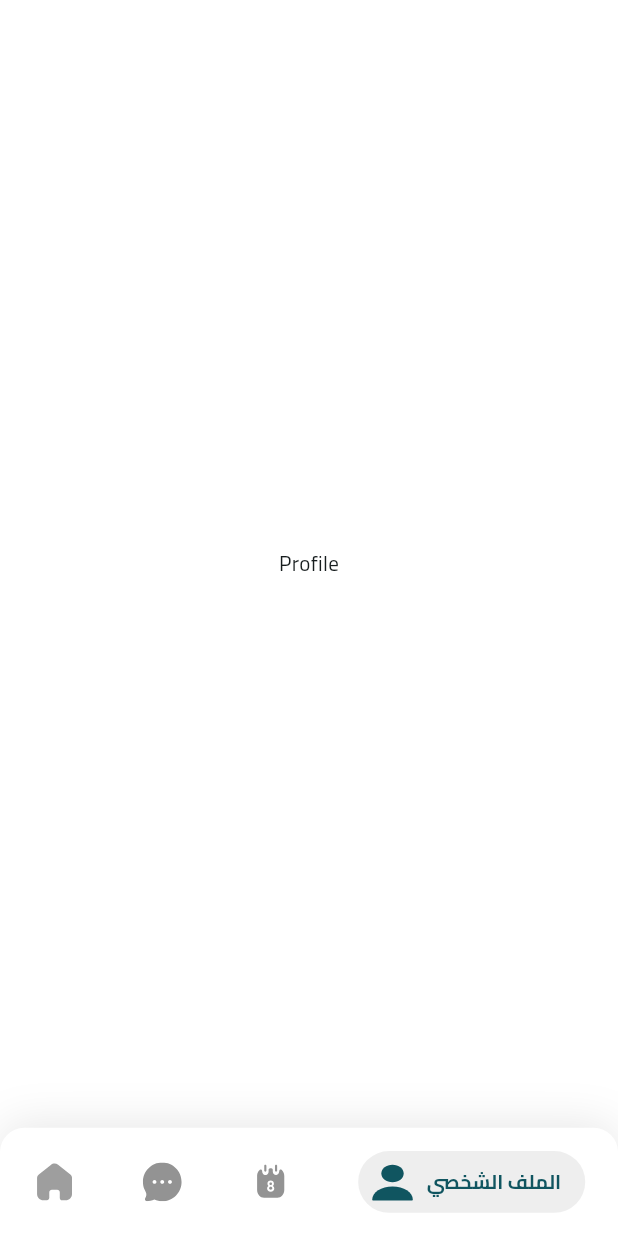
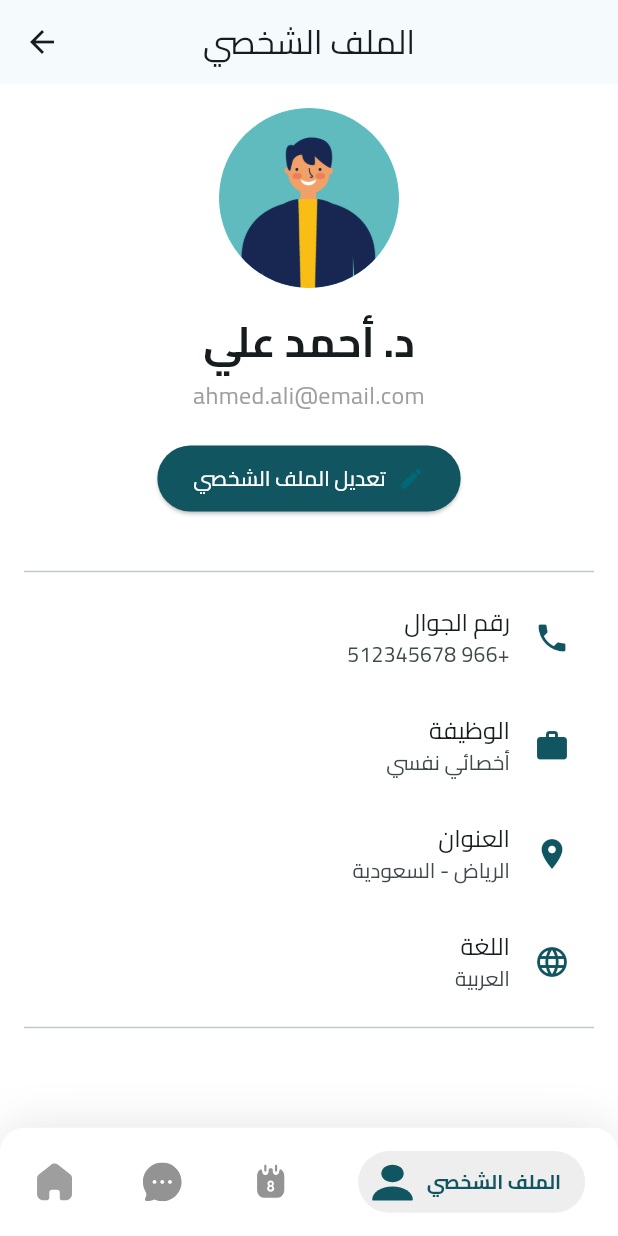
Before and after one commit to Roqyamohmad/nafsia_doctor_app, a Flutter app: the MainView screen opened by its route, item 4 of the bottom bar chosen, on a phone screen of 412 x 824 dp. Run offline on Flutter 3.47's test engine with Material 3 defaults, Android fonts, the light colour scheme and no system bars; our stand-ins replace dartz, firebase_auth, flutter_screenutil, flutter_svg, image_picker, skeletonizer; missing offline and left inert: flutter_material_pickers; accounts and stored records are empty; project files that could hold a hidden picture were left out.

Commit message:
finish ui for profile

```diff
--- a/lib/core/helper_functions/on_generate_routes.dart
+++ b/lib/core/helper_functions/on_generate_routes.dart
@@ -1,5 +1,4 @@
 import 'package:flutter/material.dart';
-import 'package:flutter/widgets.dart';
 
 import 'package:nafsia_app/features/Home/presentation/views/main_view.dart'
     show MainView;
--- a/lib/core/widgets/custom_text_field.dart
+++ b/lib/core/widgets/custom_text_field.dart
@@ -1,9 +1,8 @@
 import 'package:flutter/material.dart';
-import 'package:flutter/widgets.dart';
 import 'package:nafsia_app/core/utils/app_text_styles.dart';
 
 class CustomTextFormField extends StatelessWidget {
-  CustomTextFormField({
+  const CustomTextFormField({
     super.key,
     required this.labelText,
     required this.textInputType,
--- a/lib/features/Home/presentation/views/appointments_view_widgets/info_row.dart
+++ b/lib/features/Home/presentation/views/appointments_view_widgets/info_row.dart
@@ -1,5 +1,4 @@
 import 'package:flutter/material.dart';
-import 'package:flutter/widgets.dart';
 import 'package:flutter_screenutil/flutter_screenutil.dart';
 
 Widget infoRow(IconData icon, String text) {
--- a/lib/features/Home/presentation/views/chats_view_widgets/seat_selection.dart
+++ b/lib/features/Home/presentation/views/chats_view_widgets/seat_selection.dart
@@ -22,6 +22,7 @@ class SeatSelection extends StatelessWidget {
         borderRadius: BorderRadius.circular(16),
         boxShadow: [
           BoxShadow(
+            // ignore: deprecated_member_use
             color: Colors.black.withOpacity(0.1),
             blurRadius: 8,
             offset: const Offset(0, 4),
--- a/lib/features/Home/presentation/views/chats_view_widgets/time_selection.dart
+++ b/lib/features/Home/presentation/views/chats_view_widgets/time_selection.dart
@@ -20,6 +20,7 @@ class TimeSelection extends StatelessWidget {
         borderRadius: BorderRadius.circular(10),
         boxShadow: [
           BoxShadow(
+            // ignore: deprecated_member_use
             color: Colors.black.withOpacity(0.05),
             blurRadius: 5,
             offset: const Offset(0, 2),
--- a/lib/features/Home/presentation/views/home_view.dart
+++ b/lib/features/Home/presentation/views/home_view.dart
@@ -6,7 +6,7 @@ class HomeView extends StatelessWidget {
 
   @override
   Widget build(BuildContext context) {
-    return SafeArea(
+    return const SafeArea(
       child: HomeViewBody(),
     );
   }
--- a/lib/features/Home/presentation/views/main_view.dart
+++ b/lib/features/Home/presentation/views/main_view.dart
@@ -5,6 +5,8 @@ import 'package:nafsia_app/features/Home/presentation/views/chats_view.dart'
 import 'package:nafsia_app/features/Home/presentation/views/home_view.dart'
     show HomeView;
 import 'package:nafsia_app/features/Home/presentation/views/widget/custom_buttom_navigation_bar.dart';
+
+import 'profile_view.dart';
 
 class MainView extends StatefulWidget {
   const MainView({super.key});
@@ -37,9 +39,7 @@ class _MainViewState extends State<MainView> {
             HomeView(),
             ChatsView(),
             AppointmentsView(),
-            Center(
-              child: Text('Profile'),
-            ),
+            ProfileView(),
           ],
         ),
       ),
--- /dev/null
+++ b/lib/features/Home/presentation/views/profile_view.dart
@@ -0,0 +1,13 @@
+import 'package:flutter/material.dart';
+import 'package:nafsia_app/features/Home/presentation/views/profile_view_widgets/profile_view_body.dart';
+
+class ProfileView extends StatelessWidget {
+  const ProfileView({super.key});
+
+  @override
+  Widget build(BuildContext context) {
+    return const SafeArea(
+      child: ProfileViewBody(),
+    );
+  }
+}
--- /dev/null
+++ b/lib/features/Home/presentation/views/profile_view_widgets/build_info_tile.dart
@@ -0,0 +1,13 @@
+import 'package:flutter/material.dart' show ListTile;
+import 'package:flutter/widgets.dart';
+
+import '../../../../../core/utils/app_colors.dart';
+
+Widget buildInfoTile(IconData icon, String title, String value) {
+  return ListTile(
+    leading: Icon(icon, color: AppColors.primaryColor),
+    title: Text(title, textAlign: TextAlign.right), // لجعل النص يبدأ من اليمين
+    subtitle:
+        Text(value, textAlign: TextAlign.right), // لجعل النص يبدأ من اليمين
+  );
+}
--- /dev/null
+++ b/lib/features/Home/presentation/views/profile_view_widgets/profile_view_body.dart
@@ -0,0 +1,68 @@
+import 'package:flutter/material.dart';
+import 'package:nafsia_app/core/utils/app_colors.dart';
+import 'package:nafsia_app/core/utils/app_images.dart' show Assets;
+import 'package:nafsia_app/core/utils/app_text_styles.dart' show TextStyles;
+
+import 'build_info_tile.dart';
+
+class ProfileViewBody extends StatelessWidget {
+  const ProfileViewBody({super.key});
+
+  @override
+  Widget build(BuildContext context) {
+    return Scaffold(
+      appBar: AppBar(
+        title: const Text('الملف الشخصي'),
+        centerTitle: true,
+      ),
+      body: Directionality(
+        textDirection: TextDirection.rtl, // تحديد الاتجاه من اليمين لليسار
+        child: SingleChildScrollView(
+          padding: const EdgeInsets.all(16),
+          child: Column(
+            children: [
+              const CircleAvatar(
+                radius: 60,
+                backgroundImage:
+                    AssetImage(Assets.assetsImagesProfileTestImage),
+              ),
+              const SizedBox(height: 16),
+              const Text(
+                'د. أحمد علي',
+                style: TextStyles.bold28,
+              ),
+              const SizedBox(height: 4),
+              const Text(
+                'ahmed.ali@email.com',
+                style: TextStyle(fontSize: 16, color: Colors.grey),
+              ),
+              const SizedBox(height: 20),
+              ElevatedButton.icon(
+                onPressed: () {
+                  // انتقل إلى شاشة تعديل الملف الشخصي
+                },
+                icon: const Icon(Icons.edit),
+                label: const Text(
+                  'تعديل الملف الشخصي',
+                  style: TextStyle(color: Colors.white),
+                ),
+                style: ElevatedButton.styleFrom(
+                  padding:
+                      const EdgeInsets.symmetric(horizontal: 24, vertical: 12),
+                  backgroundColor: AppColors.primaryColor,
+                ),
+              ),
+              const SizedBox(height: 30),
+              const Divider(),
+              buildInfoTile(Icons.phone, 'رقم الجوال', '+966 512345678'),
+              buildInfoTile(Icons.work, 'الوظيفة', 'أخصائي نفسي'),
+              buildInfoTile(Icons.location_on, 'العنوان', 'الرياض - السعودية'),
+              buildInfoTile(Icons.language, 'اللغة', 'العربية'),
+              const Divider(),
+            ],
+          ),
+        ),
+      ),
+    );
+  }
+}
--- a/lib/features/auth/presentation/views/widget/reset_password_code_body.dart
+++ b/lib/features/auth/presentation/views/widget/reset_password_code_body.dart
@@ -20,7 +20,7 @@ class ResetPasswordEmailBody extends StatelessWidget {
             title: 'لقد أرسلنا بريدًا إلكترونيًا إلى y********@g****.com',
           ),
           verticalSpace(16),
-          CustomTextFormField(
+          const CustomTextFormField(
             textInputType: TextInputType.emailAddress,
             labelText: 'ادخل الرمز',
           ),
--- a/lib/features/auth/presentation/views/widget/reset_password_email_body.dart
+++ b/lib/features/auth/presentation/views/widget/reset_password_email_body.dart
@@ -18,7 +18,7 @@ class ResetPasswordEmailBody extends StatelessWidget {
             title: ' أدخل بريدك الإلكتروني لتلقي رمز إعادة التعيين',
           ),
           verticalSpace(16),
-          CustomTextFormField(
+          const CustomTextFormField(
             textInputType: TextInputType.emailAddress,
             labelText: 'البريد الإلكتروني',
           ),
--- a/lib/features/auth/presentation/views/widget/signin_view_body.dart
+++ b/lib/features/auth/presentation/views/widget/signin_view_body.dart
@@ -32,7 +32,7 @@ class SigninViewBody extends StatelessWidget {
               title: 'مرحبًا بكم في نفسية',
             ),
             verticalSpace(20),
-            CustomTextFormField(
+            const CustomTextFormField(
               // hintText: 'البريد الإلكتروني',
               textInputType: TextInputType.emailAddress,
               labelText: 'البريد الإلكتروني',
--- a/lib/features/splash/presentation/views/widgets/splash_view_body.dart
+++ b/lib/features/splash/presentation/views/widgets/splash_view_body.dart
@@ -59,6 +59,7 @@ class _SplashViewBodyState extends State<SplashViewBody> {
 
   void excuteNaviagtion() {
     Future.delayed(const Duration(seconds: 3), () {
+      // ignore: use_build_context_synchronously
       Navigator.pushNamed(context, SigninView.routeName);
     });
   }
--- a/lib/main.dart
+++ b/lib/main.dart
@@ -14,6 +14,7 @@ void main() {
 
 class MyApp extends StatelessWidget {
   const MyApp({super.key});
+  @override
   Widget build(BuildContext context) {
     return ScreenUtilInit(
       designSize: const Size(360, 800),
```
Also changed, not shown: lib/features/Home/presentation/views/chats_view_widgets/seat_counter.dart (+4 -3 lines), lib/features/auth/presentation/views/widget/signup_view_body.dart (+8 -8 lines).
